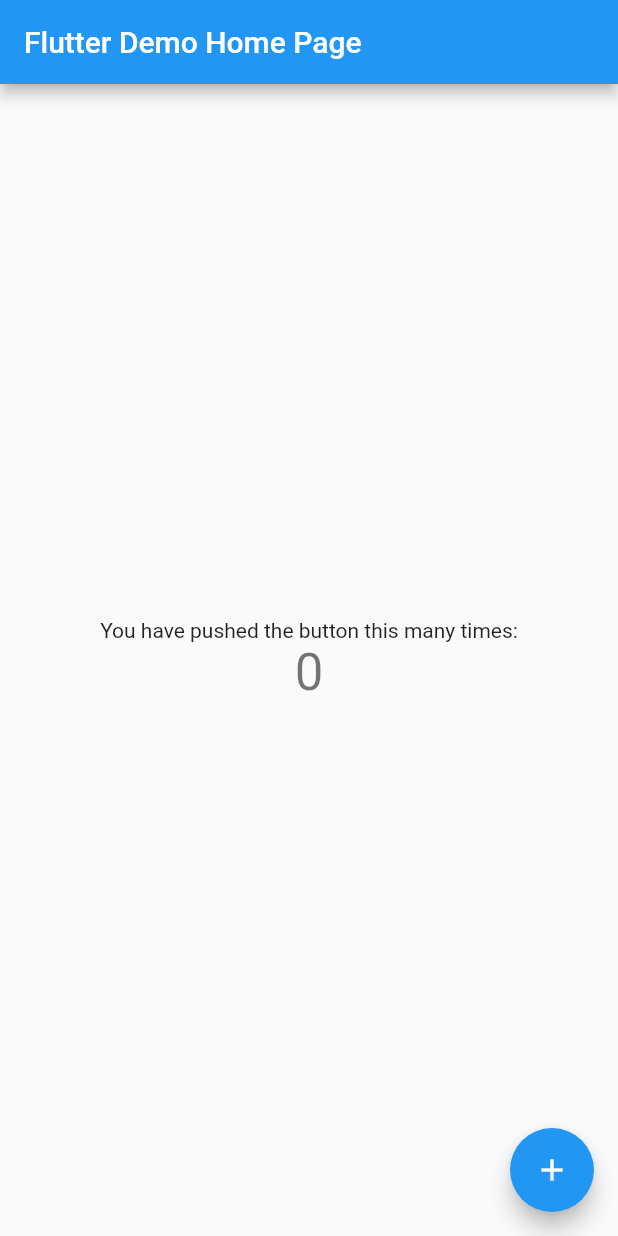
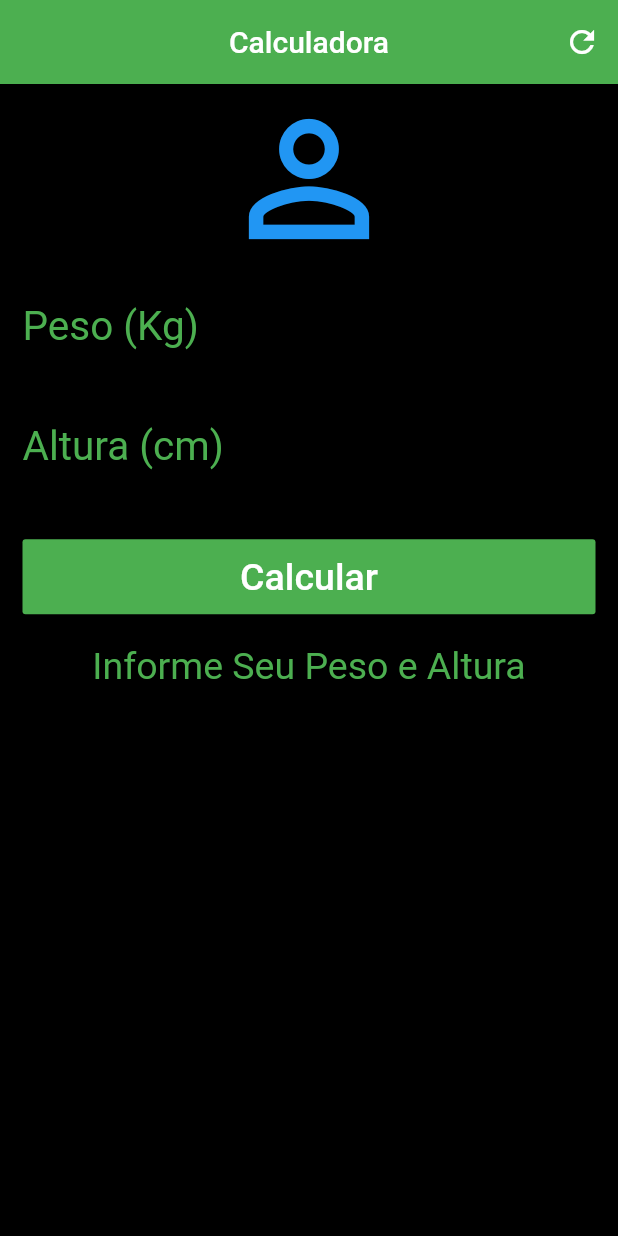
Before and after one commit to JovaniOUnico/ImcCalc, a Flutter app: the screen it shows after launch, on a phone screen of 412 x 824 dp. Run offline on Flutter 3.47's test engine with Material 2 defaults, Android fonts, the phone set to English and light mode, and no system bars; missing offline and left inert: dart:ffi.

Commit message:
Projeto IMC Pronto

```diff
--- a/lib/main.dart
+++ b/lib/main.dart
@@ -1,117 +1,121 @@
+import 'dart:ffi';
+
 import 'package:flutter/material.dart';
 
 void main() {
-  runApp(MyApp());
+  runApp(MaterialApp(home: Home()));
 }
 
-class MyApp extends StatelessWidget {
-  // This widget is the root of your application.
+class Home extends StatefulWidget {
   @override
-  Widget build(BuildContext context) {
-    return MaterialApp(
-      title: 'Flutter Demo',
-      theme: ThemeData(
-        // This is the theme of your application.
-        //
-        // Try running your application with "flutter run". You'll see the
-        // application has a blue toolbar. Then, without quitting the app, try
-        // changing the primarySwatch below to Colors.green and then invoke
-        // "hot reload" (press "r" in the console where you ran "flutter run",
-        // or simply save your changes to "hot reload" in a Flutter IDE).
-        // Notice that the counter didn't reset back to zero; the application
-        // is not restarted.
-        primarySwatch: Colors.blue,
-        // This makes the visual density adapt to the platform that you run
-        // the app on. For desktop platforms, the controls will be smaller and
-        // closer together (more dense) than on mobile platforms.
-        visualDensity: VisualDensity.adaptivePlatformDensity,
-      ),
-      home: MyHomePage(title: 'Flutter Demo Home Page'),
-    );
-  }
+  _HomeState createState() => _HomeState();
 }
 
-class MyHomePage extends StatefulWidget {
-  MyHomePage({Key key, this.title}) : super(key: key);
+class _HomeState extends State<Home> {
+  TextEditingController weightController = TextEditingController();
+  TextEditingController heightController = TextEditingController();
 
-  // This widget is the home page of your application. It is stateful, meaning
-  // that it has a State object (defined below) that contains fields that affect
-  // how it looks.
+  GlobalKey<FormState> _formKey = GlobalKey<FormState>();
+  String _infoText = "Informe Seu Peso e Altura";
 
-  // This class is the configuration for the state. It holds the values (in this
-  // case the title) provided by the parent (in this case the App widget) and
-  // used by the build method of the State. Fields in a Widget subclass are
-  // always marked "final".
-
-  final String title;
-
-  @override
-  _MyHomePageState createState() => _MyHomePageState();
+  void _resetFields() {
+    weightController.text = "";
+    heightController.text = "";
+    setState(() {
+      _infoText = "Informe Seu Peso e Altura";
+      _formKey = GlobalKey<FormState>();
+    });
   }
 
-class _MyHomePageState extends State<MyHomePage> {
-  int _counter = 0;
+  void _calculate() {
+    setState(() {
+      double peso = double.parse(weightController.text);
+      double altura = double.parse(heightController.text) / 100;
+      double imc = peso / (altura * altura);
 
-  void _incrementCounter() {
-    setState(() {
-      // This call to setState tells the Flutter framework that something has
-      // changed in this State, which causes it to rerun the build method below
-      // so that the display can reflect the updated values. If we changed
-      // _counter without calling setState(), then the build method would not be
-      // called again, and so nothing would appear to happen.
-      _counter++;
+      if (imc < 18.6) {
+        _infoText =
+            "Voce Ta Muito Magro Vai Comer Paçoca \n IMC: ${imc.toStringAsPrecision(3)}";
+      } else if (imc >= 18.6 && imc < 24.6) {
+        _infoText = "Voce Esta Saudável \n IMC: ${imc.toStringAsPrecision(3)}";
+      } else {
+        _infoText = "Trágico Trágico!! \n IMC: ${imc.toStringAsPrecision(3)}";
+      }
     });
   }
 
   @override
   Widget build(BuildContext context) {
-    // This method is rerun every time setState is called, for instance as done
-    // by the _incrementCounter method above.
-    //
-    // The Flutter framework has been optimized to make rerunning build methods
-    // fast, so that you can just rebuild anything that needs updating rather
-    // than having to individually change instances of widgets.
     return Scaffold(
         appBar: AppBar(
-        // Here we take the value from the MyHomePage object that was created by
-        // the App.build method, and use it to set our appbar title.
-        title: Text(widget.title),
+          title: Text("Calculadora"),
+          centerTitle: true,
+          backgroundColor: Colors.green,
+          actions: <Widget>[
+            IconButton(icon: Icon(Icons.refresh), onPressed: _resetFields)
+          ],
         ),
-      body: Center(
-        // Center is a layout widget. It takes a single child and positions it
-        // in the middle of the parent.
+        backgroundColor: Colors.black,
+        body: SingleChildScrollView(
+          padding: EdgeInsets.fromLTRB(15.0, 3.0, 15.0, 0.0),
+          child: Form(
+            key: _formKey,
             child: Column(
-          // Column is also a layout widget. It takes a list of children and
-          // arranges them vertically. By default, it sizes itself to fit its
-          // children horizontally, and tries to be as tall as its parent.
-          //
-          // Invoke "debug painting" (press "p" in the console, choose the
-          // "Toggle Debug Paint" action from the Flutter Inspector in Android
-          // Studio, or the "Toggle Debug Paint" command in Visual Studio Code)
-          // to see the wireframe for each widget.
-          //
-          // Column has various properties to control how it sizes itself and
-          // how it positions its children. Here we use mainAxisAlignment to
-          // center the children vertically; the main axis here is the vertical
-          // axis because Columns are vertical (the cross axis would be
-          // horizontal).
-          mainAxisAlignment: MainAxisAlignment.center,
+              //Widget de Coluna
+              crossAxisAlignment: CrossAxisAlignment.stretch,
               children: <Widget>[
-            Text(
-              'You have pushed the button this many times:',
+                Icon(Icons.person_outline, size: 120, color: Colors.blue),
+                TextFormField(
+                  keyboardType: TextInputType.number,
+                  decoration: InputDecoration(
+                      labelText: "Peso (Kg)",
+                      labelStyle: TextStyle(color: Colors.green)),
+                  textAlign: TextAlign.center,
+                  style: TextStyle(color: Colors.green, fontSize: 27),
+                  controller: weightController,
+                  validator: (value) {
+                    if (value.isEmpty) {
+                      return "Insira seu Peso";
+                    }
+                  },
+                ),
+                TextFormField(
+                  keyboardType: TextInputType.number,
+                  decoration: InputDecoration(
+                      labelText: "Altura (cm)",
+                      labelStyle: TextStyle(color: Colors.green)),
+                  textAlign: TextAlign.center,
+                  style: TextStyle(color: Colors.green, fontSize: 27),
+                  controller: heightController,
+                  validator: (value) {
+                    if (value.isEmpty) {
+                      return "Insira Sua Altura";
+                    }
+                  },
+                ),
+                Padding(
+                  padding: EdgeInsets.only(top: 20.0, bottom: 20.0),
+                  child: Container(
+                      height: 50.0,
+                      child: RaisedButton(
+                          onPressed: () {
+                            if (_formKey.currentState.validate()) {
+                              _calculate();
+                            }
+                          },
+                          child: Text('Calcular',
+                              style:
+                                  TextStyle(color: Colors.white, fontSize: 25)),
+                          color: Colors.green)),
                 ),
                 Text(
-              '$_counter',
-              style: Theme.of(context).textTheme.headline4,
-            ),
+                  _infoText,
+                  textAlign: TextAlign.center,
+                  style: TextStyle(color: Colors.green, fontSize: 25),
+                )
               ],
             ),
           ),
-      floatingActionButton: FloatingActionButton(
-        onPressed: _incrementCounter,
-        tooltip: 'Increment',
-        child: Icon(Icons.add),
-      ), // This trailing comma makes auto-formatting nicer for build methods.
-    );
+        ));
   }
 }
```
Also changed, not shown: 2 other files. Lines whose indentation alone changed are shown as unchanged.
